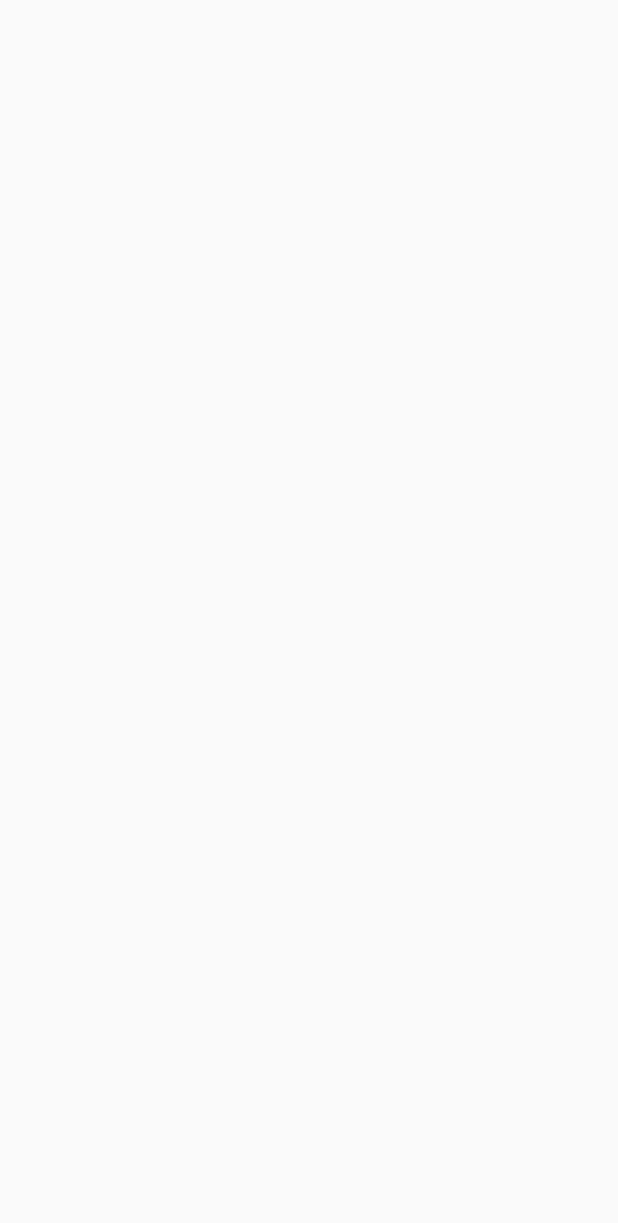
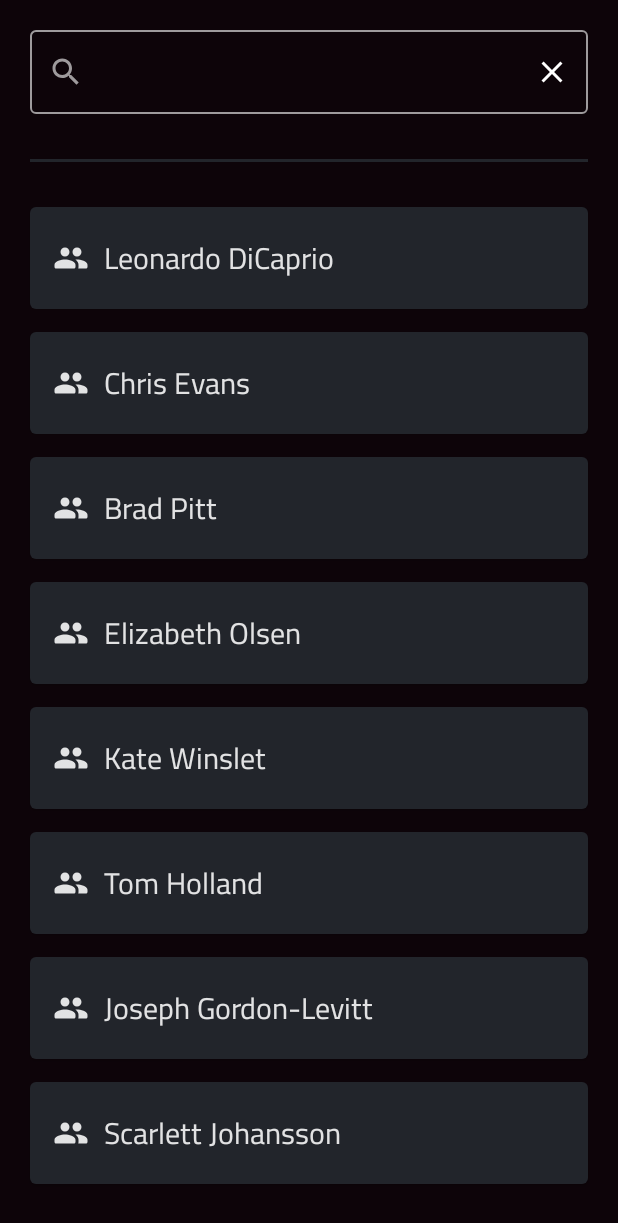
Before and after one commit to CodeInKotLang/SearchBar, an Android app built with Jetpack Compose: the screen it shows after launch (MainActivity), on a phone screen of 412 x 824 dp. Before the commit the part shown is empty. Shown: the top 1223 px of the screen. Run offline under Robolectric (Android 15) with nearby library versions, the phone set to English and light mode, and no system bars.

Commit message:
initial commit to branch ui design

```diff
--- /dev/null
+++ b/app/src/main/java/com/synac/searchbar/FamousActorsScreen.kt
@@ -0,0 +1,145 @@
+package com.synac.searchbar
+
+import androidx.compose.foundation.background
+import androidx.compose.foundation.layout.*
+import androidx.compose.foundation.lazy.LazyColumn
+import androidx.compose.foundation.lazy.items
+import androidx.compose.material.*
+import androidx.compose.material.icons.Icons
+import androidx.compose.material.icons.filled.Clear
+import androidx.compose.material.icons.filled.Close
+import androidx.compose.material.icons.filled.Search
+import androidx.compose.material.icons.rounded.Search
+import androidx.compose.runtime.Composable
+import androidx.compose.ui.Alignment
+import androidx.compose.ui.Modifier
+import androidx.compose.ui.graphics.Color
+import androidx.compose.ui.res.painterResource
+import androidx.compose.ui.text.font.FontFamily
+import androidx.compose.ui.text.font.FontWeight
+import androidx.compose.ui.tooling.preview.Preview
+import androidx.compose.ui.unit.dp
+import androidx.compose.ui.unit.sp
+import com.synac.searchbar.ui.theme.BackgroundColor
+import com.synac.searchbar.ui.theme.CardBackgroundColor
+import com.synac.searchbar.ui.theme.cairoFont
+
+@Composable
+fun FamousActorsScreen() {
+    Column(
+        modifier = Modifier
+            .fillMaxSize()
+            .background(BackgroundColor)
+            .padding(20.dp)
+    ) {
+        SearchAppBar()
+        Divider(
+            color = CardBackgroundColor,
+            thickness = 2.dp,
+            modifier = Modifier.padding(vertical = 30.dp)
+        )
+        LazyColumn {
+            items(actorsList) { actor ->
+                SingleItemCard(
+                    actorName = actor
+                )
+                Spacer(modifier = Modifier.height(15.dp))
+            }
+        }
+    }
+}
+
+@Composable
+fun SearchAppBar() {
+    OutlinedTextField(
+        modifier = Modifier.fillMaxWidth(),
+        value = "",
+        onValueChange = {},
+        leadingIcon = {
+            Icon(
+                imageVector = Icons.Filled.Search,
+                contentDescription = "Search Icon",
+                tint = Color.White.copy(
+                    alpha = ContentAlpha.medium
+                )
+            )
+        },
+        trailingIcon = {
+            IconButton(onClick = { /*TODO*/ }) {
+                Icon(
+                    imageVector = Icons.Filled.Close,
+                    contentDescription = "Close Icon",
+                    tint = Color.White
+                )
+            }
+        },
+        colors = TextFieldDefaults.outlinedTextFieldColors(
+            unfocusedBorderColor = Color.White.copy(
+                alpha = ContentAlpha.medium
+            ),
+            focusedBorderColor = Color.White,
+            cursorColor = Color.White
+        )
+    )
+}
+
+@Composable
+fun SingleItemCard(
+    actorName: String
+) {
+    Card(
+        backgroundColor = CardBackgroundColor,
+        contentColor = Color.White
+    ) {
+        Row(
+            modifier = Modifier
+                .fillMaxWidth()
+                .padding(15.dp),
+            verticalAlignment = Alignment.CenterVertically
+        ) {
+            Icon(
+                painter = painterResource(R.drawable.ic_people),
+                contentDescription = "People Icon"
+            )
+            Spacer(modifier = Modifier.width(10.dp))
+            Text(
+                text = actorName,
+                fontSize = 20.sp,
+                fontFamily = cairoFont
+            )
+        }
+    }
+}
+
+@Composable
+fun TopAppBar() {
+    Row(
+        modifier = Modifier
+            .fillMaxWidth()
+            .padding(top = 7.dp),
+        verticalAlignment = Alignment.CenterVertically,
+        horizontalArrangement = Arrangement.SpaceBetween
+    ) {
+        Text(
+            text = "Famous Actors",
+            fontSize = 40.sp,
+            fontWeight = FontWeight.Bold,
+            color = Color.White,
+            fontFamily = FontFamily.Cursive
+        )
+        IconButton(onClick = { /*TODO*/ }) {
+            Icon(
+                imageVector = Icons.Rounded.Search,
+                contentDescription = "Search Icon",
+                tint = Color.White,
+                modifier = Modifier.size(30.dp)
+            )
+        }
+    }
+}
+
+@Preview
+@Composable
+fun Prev() {
+    FamousActorsScreen()
+}
--- a/app/src/main/java/com/synac/searchbar/MainActivity.kt
+++ b/app/src/main/java/com/synac/searchbar/MainActivity.kt
@@ -17,7 +17,7 @@ class MainActivity : ComponentActivity() {
         super.onCreate(savedInstanceState)
         setContent {
             SearchBarTheme {
-
+                FamousActorsScreen()
             }
         }
     }
--- a/app/src/main/java/com/synac/searchbar/ui/theme/Type.kt
+++ b/app/src/main/java/com/synac/searchbar/ui/theme/Type.kt
@@ -2,9 +2,11 @@ package com.synac.searchbar.ui.theme
 
 import androidx.compose.material.Typography
 import androidx.compose.ui.text.TextStyle
+import androidx.compose.ui.text.font.Font
 import androidx.compose.ui.text.font.FontFamily
 import androidx.compose.ui.text.font.FontWeight
 import androidx.compose.ui.unit.sp
+import com.synac.searchbar.R
 
 // Set of Material typography styles to start with
 val Typography = Typography(
@@ -26,3 +28,5 @@ val Typography = Typography(
     )
     */
 )
+
+val cairoFont = FontFamily(Font(R.font.cairo))
--- /dev/null
+++ b/app/src/main/res/drawable/ic_people.xml
@@ -0,0 +1,5 @@
+<vector android:height="24dp" android:tint="#000000"
+    android:viewportHeight="24" android:viewportWidth="24"
+    android:width="24dp" xmlns:android="http://schemas.android.com/apk/res/android">
+    <path android:fillColor="@android:color/white" android:pathData="M16,11c1.66,0 2.99,-1.34 2.99,-3S17.66,5 16,5s-3,1.34 -3,3 1.34,3 3,3zM8,11c1.66,0 2.99,-1.34 2.99,-3S9.66,5 8,5 5,6.34 5,8s1.34,3 3,3zM8,13c-2.33,0 -7,1.17 -7,3.5L1,18c0,0.55 0.45,1 1,1h12c0.55,0 1,-0.45 1,-1v-1.5c0,-2.33 -4.67,-3.5 -7,-3.5zM16,13c-0.29,0 -0.62,0.02 -0.97,0.05 0.02,0.01 0.03,0.03 0.04,0.04 1.14,0.83 1.93,1.94 1.93,3.41L17,18c0,0.35 -0.07,0.69 -0.18,1L22,19c0.55,0 1,-0.45 1,-1v-1.5c0,-2.33 -4.67,-3.5 -7,-3.5z"/>
+</vector>
--- a/app/src/main/res/values/colors.xml
+++ b/app/src/main/res/values/colors.xml
@@ -7,4 +7,5 @@
     <color name="teal_700">#FF018786</color>
     <color name="black">#FF000000</color>
     <color name="white">#FFFFFFFF</color>
+    <color name="status_bar">#FF0D0409</color>
 </resources>
--- a/app/src/main/res/values/themes.xml
+++ b/app/src/main/res/values/themes.xml
@@ -2,6 +2,6 @@
 <resources>
 
     <style name="Theme.SearchBar" parent="android:Theme.Material.Light.NoActionBar">
-        <item name="android:statusBarColor">@color/purple_700</item>
+        <item name="android:statusBarColor">@color/status_bar</item>
     </style>
 </resources>
```
